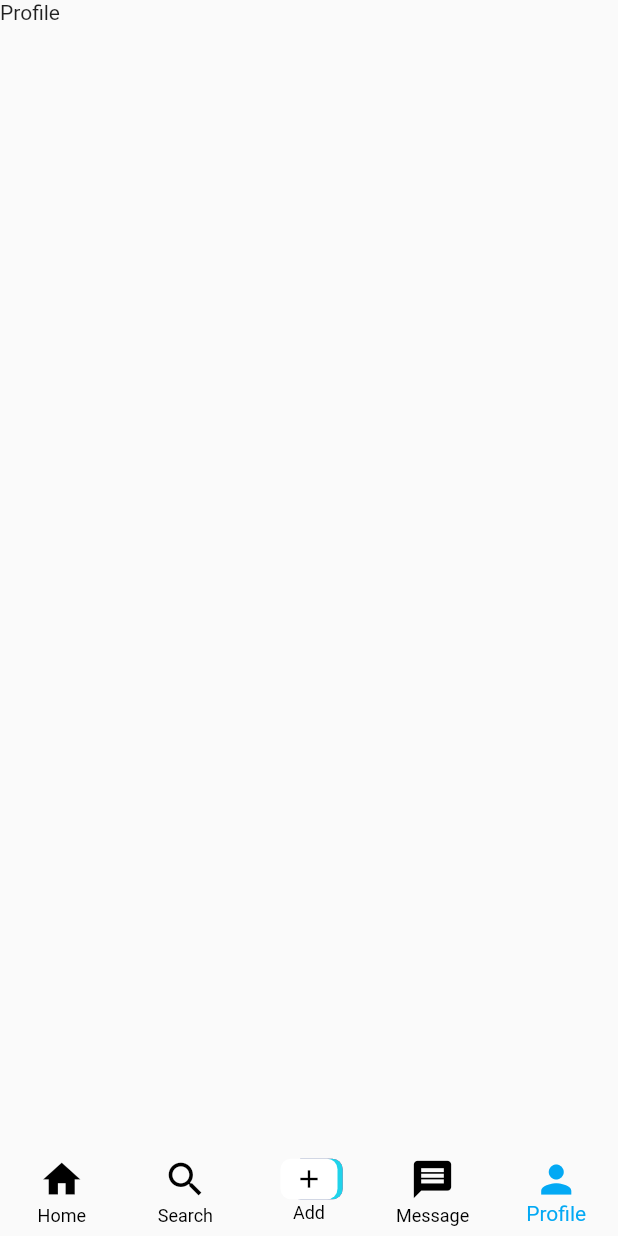
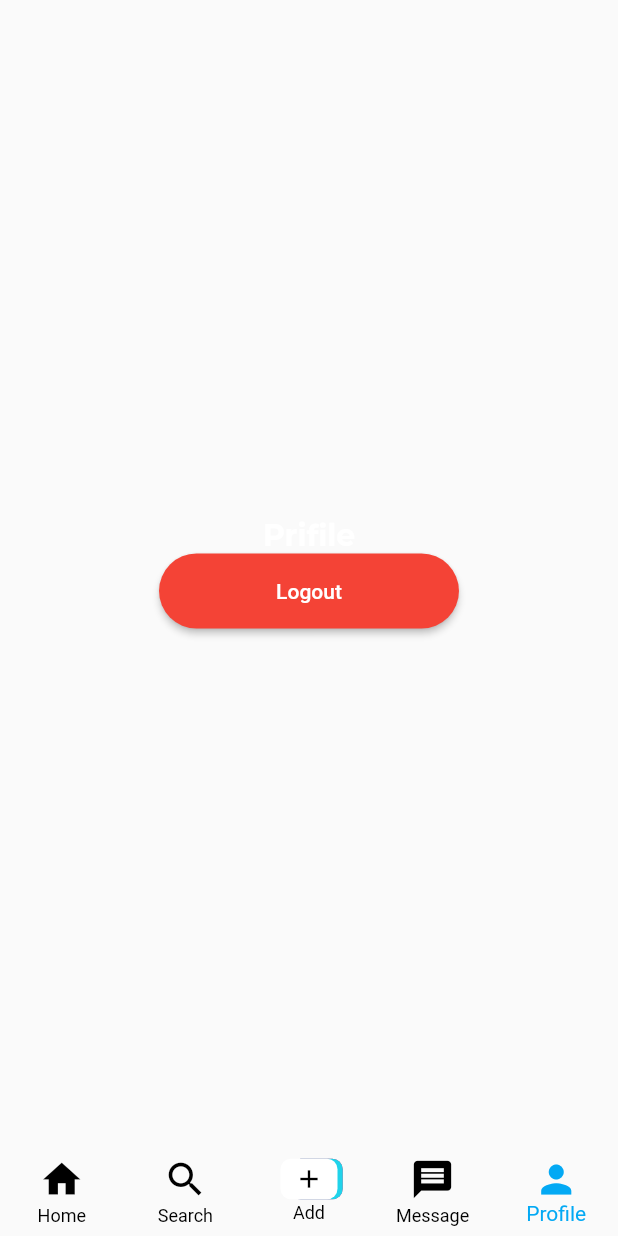
Before and after one commit to den0206/video_share, a Flutter app: the screen it shows once a user with an empty profile is signed in, item 5 of the bottom bar chosen, on a phone screen of 412 x 824 dp. Run offline on Flutter 3.47's test engine with Material 2 defaults, Android fonts, the phone set to English and light mode, and no system bars; our stand-ins replace cloud_firestore, connectivity, firebase_auth, firebase_core, firebase_storage, flutter_image_compress and 3 more; missing offline and left inert: flutter_absolute_path, multi_image_picker, video_compress; accounts and stored records are empty.

```diff
--- a/lib/main.dart
+++ b/lib/main.dart
@@ -22,9 +22,7 @@ class MyApp extends StatelessWidget {
   Widget build(BuildContext context) {
     return MultiProvider(
       providers: [
-        ChangeNotifierProvider<UserState>(
-          create: (context) => UserState(),
-        )
+        ChangeNotifierProvider<UserState>(create: (context) => UserState())
       ],
       child: MaterialApp(
         title: 'Video Share',
--- a/lib/src/Model/FBUser.dart
+++ b/lib/src/Model/FBUser.dart
@@ -26,6 +26,7 @@ class FBUser {
       UserKey.uid: uid,
       UserKey.name: name,
       UserKey.email: email,
+      UserKey.imageUrl: imageUrl,
     };
   }
 }
--- a/lib/src/Pages/HomePage.dart
+++ b/lib/src/Pages/HomePage.dart
@@ -2,6 +2,8 @@ import 'package:flutter/material.dart';
 import 'package:provider/provider.dart';
 import 'package:video_share/src/Extension/CustomWidgets.dart';
 import 'package:video_share/src/Pages/TabPage/AddPage.dart';
+import 'package:video_share/src/Pages/TabPage/ProfilePage.dart';
+import 'package:video_share/src/Provider/UserState.dart';
 
 import 'TabPage/VideoPage.dart';
 
@@ -13,7 +15,7 @@ class HomePage extends StatelessWidget {
     Text("Search"),
     AddPage(),
     Text("Message"),
-    Text("Profile"),
+    ProfilePage(),
   ];
 
   @override
--- a/lib/src/Pages/RootPage.dart
+++ b/lib/src/Pages/RootPage.dart
@@ -8,12 +8,16 @@ class BranchPage extends StatelessWidget {
 
   @override
   Widget build(BuildContext context) {
+    if (currentUser == null) {
+      final userState = Provider.of<UserState>(context);
+      userState.setUser();
+    }
     return Consumer<UserState>(
       builder: (context, model, child) {
         if (currentUser != null) {
           return HomePage();
         } else {
-          model.setUser();
+          // model.setUser();
         }
 
         return Center(
--- /dev/null
+++ b/lib/src/Pages/TabPage/ProfilePage.dart
@@ -0,0 +1,37 @@
+import 'package:flutter/material.dart';
+import 'package:provider/provider.dart';
+import 'package:video_share/src/Extension/CustomWidgets.dart';
+import 'package:video_share/src/Extension/Style.dart';
+import 'package:video_share/src/Provider/UserState.dart';
+
+class ProfilePage extends StatelessWidget {
+  const ProfilePage({Key key}) : super(key: key);
+
+  @override
+  Widget build(BuildContext context) {
+    return Scaffold(
+      body: Center(
+        child: Column(
+          mainAxisAlignment: MainAxisAlignment.center,
+          crossAxisAlignment: CrossAxisAlignment.center,
+          children: [
+            Text(
+              "Prifile",
+              style: googleFont(size: 20),
+            ),
+            CustomButton(
+              title: "Logout",
+              backColor: Colors.red,
+              onPressed: () {
+                final userState =
+                    Provider.of<UserState>(context, listen: false);
+
+                userState.logout();
+              },
+            )
+          ],
+        ),
+      ),
+    );
+  }
+}
--- a/lib/src/Provider/UserState.dart
+++ b/lib/src/Provider/UserState.dart
@@ -8,7 +8,7 @@ class UserState extends ChangeNotifier {
 
   Future setUser({String uid}) async {
     final userId = uid ?? _auth.currentUser.uid;
-    if (userId != null) {
+    if (userId != null && currentUser == null) {
       print("set User state");
       final doc = await firebaseRef(FirebaseRef.user).doc(userId).get();
 
--- a/pubspec.yaml
+++ b/pubspec.yaml
@@ -35,6 +35,7 @@ dependencies:
   uuid: ^3.0.4
   cached_network_image: ^3.0.0
   multi_image_picker: ^4.8.0
+  flutter_image_compress: ^1.0.0
   flutter_absolute_path: ^1.0.6
 
 
```
Also changed, not shown: lib/src/Extension/ImageCompres.dart (added, +20 -0 lines), lib/src/Extension/StrogageRef.dart (+14 -9 lines), lib/src/Pages/Auth/SignUpPage.dart (+38 -10 lines), pubspec.lock, 1 other file.
